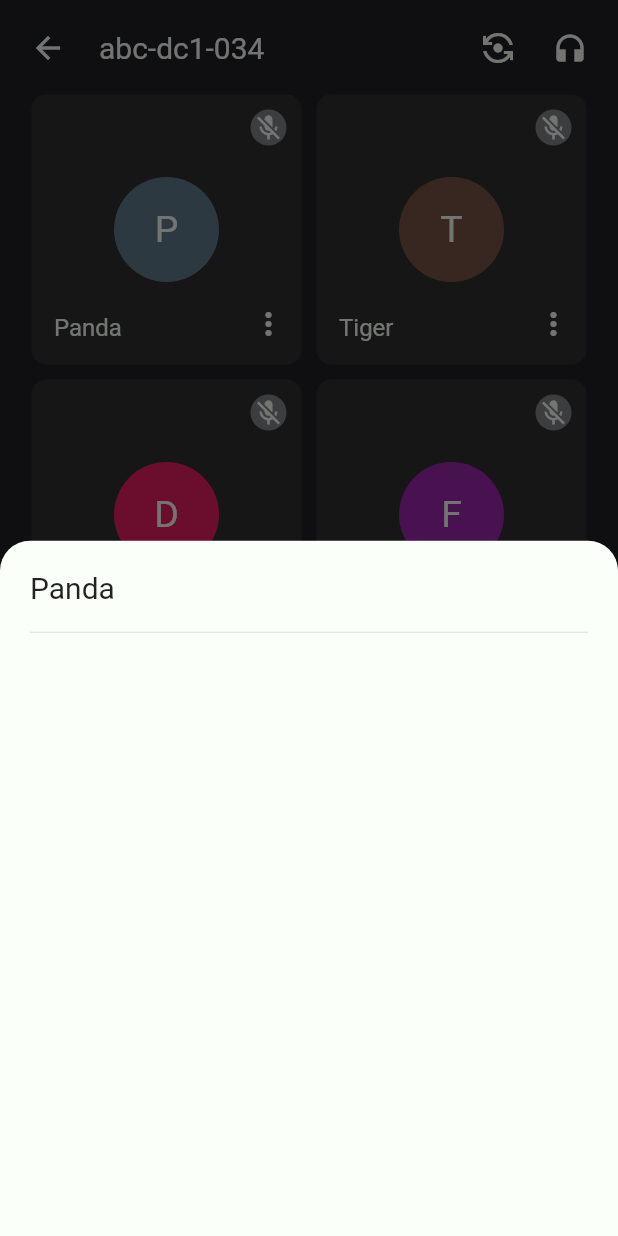
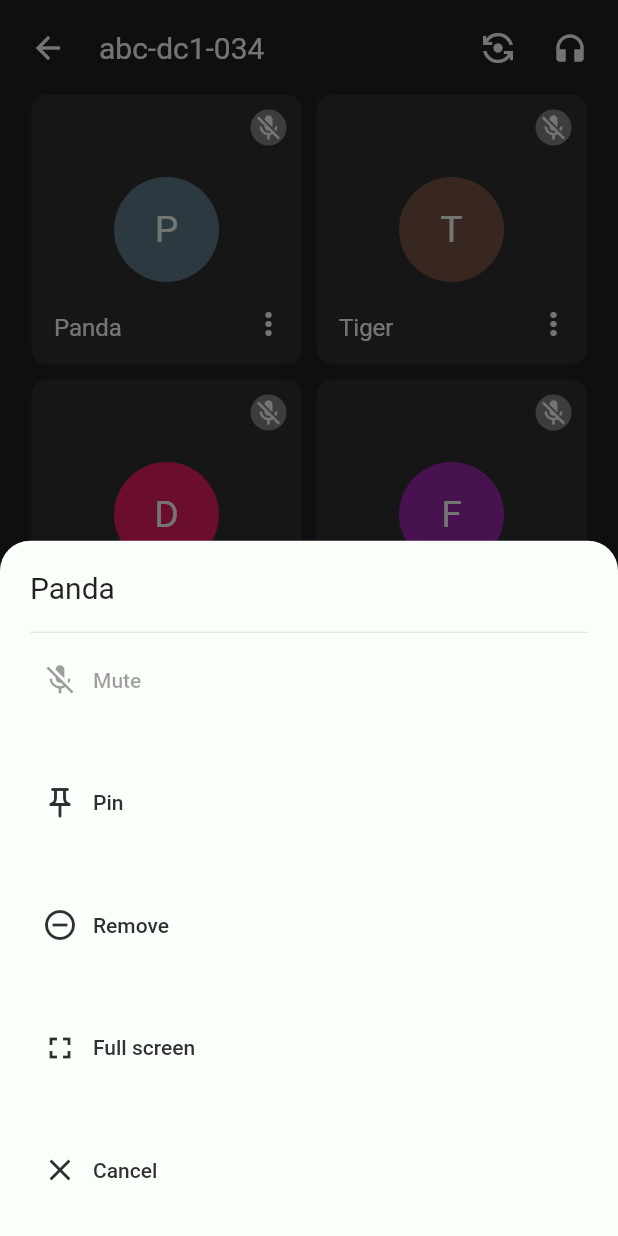
Before and after one commit to octoi/google-meet-clone, a Flutter app: the screen it shows after launch, scrolled down 576 dp, after a tap on the "more vert" icon, on a phone screen of 412 x 824 dp. Run offline on Flutter 3.47's test engine with Material 2 defaults, Android fonts, the phone set to English and light mode, and no system bars.

Commit message:
used sheet button

```diff
--- a/lib/widgets/body_widgets/user_card.dart
+++ b/lib/widgets/body_widgets/user_card.dart
@@ -1,6 +1,7 @@
 import 'package:flutter/material.dart';
 import 'package:google_meet/utils/constants.dart';
 import 'package:google_meet/utils/data.dart';
+import 'package:google_meet/widgets/body_widgets/sheet_button.dart';
 
 class UserCard extends StatelessWidget {
   final Participant user;
@@ -84,6 +85,34 @@ class UserCard extends StatelessWidget {
                           ),
                           SizedBox(height: 10.0),
                           Divider(),
+                          Expanded(
+                            child: Column(
+                              mainAxisAlignment: MainAxisAlignment.spaceBetween,
+                              children: [
+                                SheetButton(
+                                  icon: Icons.mic_off,
+                                  title: "Mute",
+                                  disabled: true,
+                                ),
+                                SheetButton(
+                                  icon: Icons.push_pin_outlined,
+                                  title: "Pin",
+                                ),
+                                SheetButton(
+                                  icon: Icons.remove_circle_outline,
+                                  title: "Remove",
+                                ),
+                                SheetButton(
+                                  icon: Icons.fullscreen,
+                                  title: "Full screen",
+                                ),
+                                SheetButton(
+                                  icon: Icons.close,
+                                  title: "Cancel",
+                                ),
+                              ],
+                            ),
+                          )
                         ],
                       ),
                     );
```
